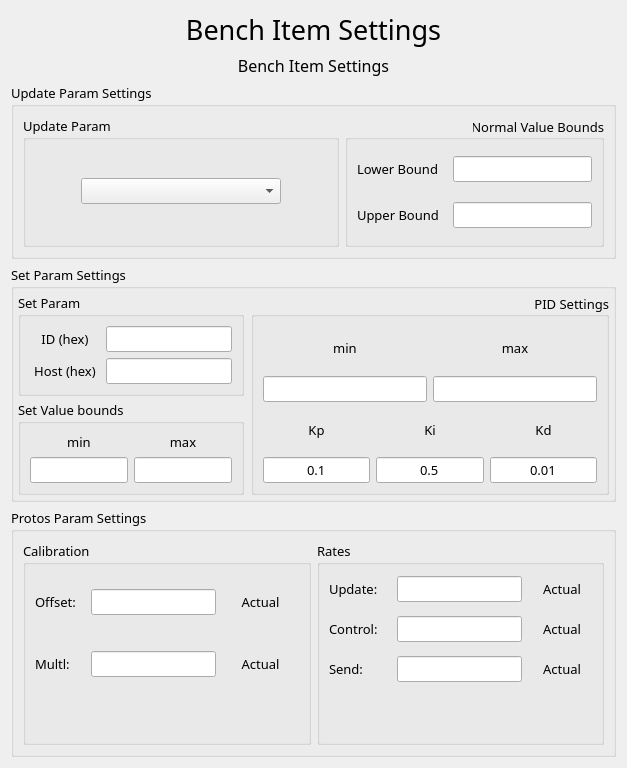
SundaySW/PumpBenchController, file BenchItem/benchitemsettingsdlg.ui: the form before one commit.
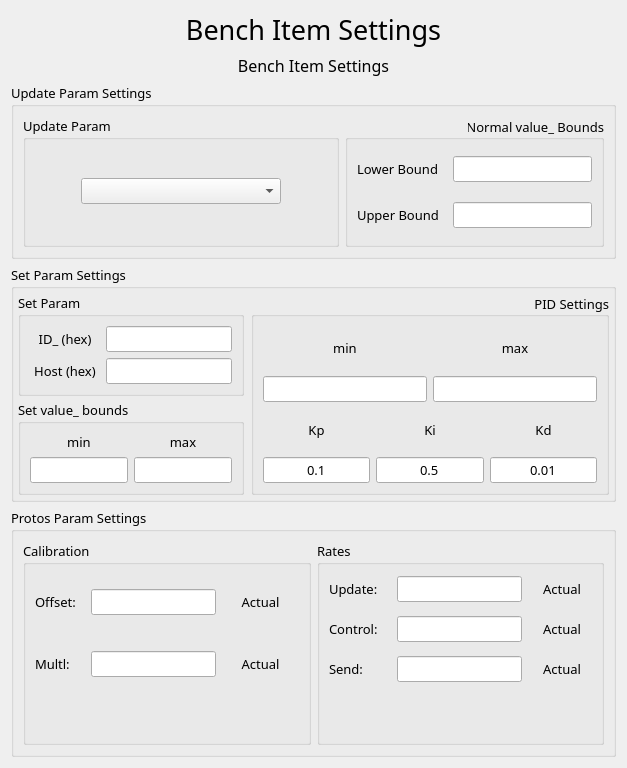
The form after the commit. Icons and pictures are not drawn.

```diff
--- a/BenchItem/benchitemsettingsdlg.ui
+++ b/BenchItem/benchitemsettingsdlg.ui
@@ -184,7 +184,7 @@
       <item>
        <widget class="QGroupBox" name="normalValues_groupBox">
         <property name="title">
-         <string>Normal Value Bounds</string>
+         <string>Normal value_ Bounds</string>
         </property>
         <property name="alignment">
          <set>Qt::AlignRight|Qt::AlignTrailing|Qt::AlignVCenter</set>
@@ -317,7 +317,7 @@
                 </size>
                </property>
                <property name="text">
-                <string>ID (hex)</string>
+                <string>ID_ (hex)</string>
                </property>
                <property name="alignment">
                 <set>Qt::AlignCenter</set>
@@ -402,7 +402,7 @@
         <item>
          <widget class="QGroupBox" name="groupBox_4">
           <property name="title">
-           <string>Set Value bounds</string>
+           <string>Set value_ bounds</string>
           </property>
           <layout class="QVBoxLayout" name="verticalLayout_16">
            <item>
```
